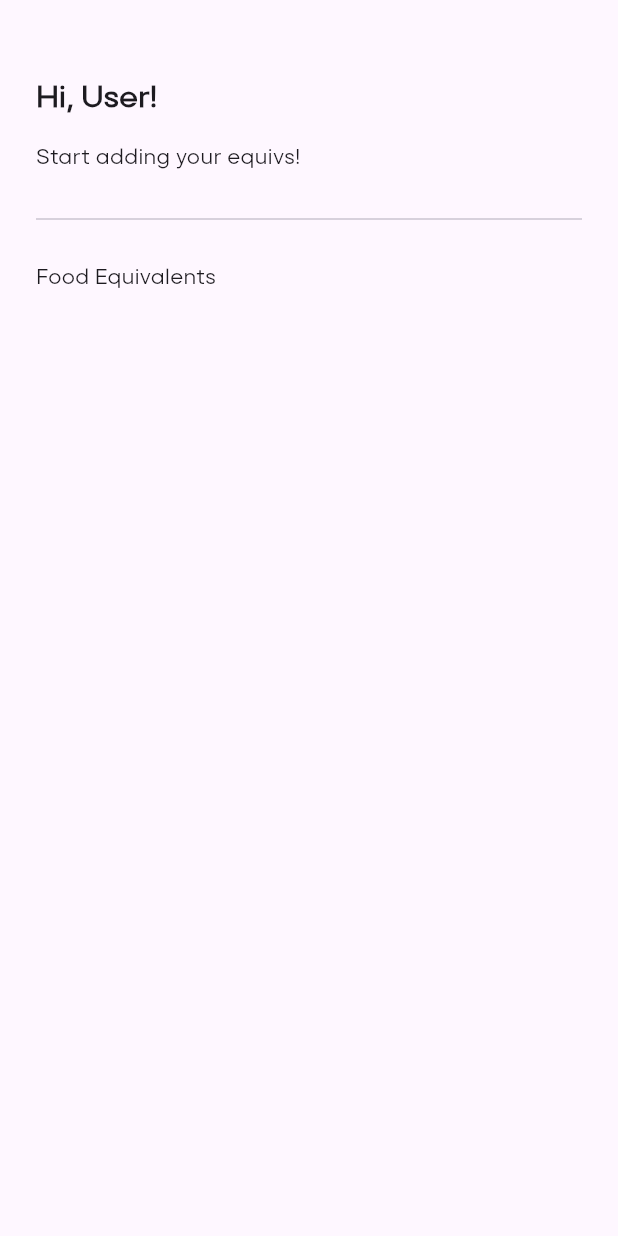
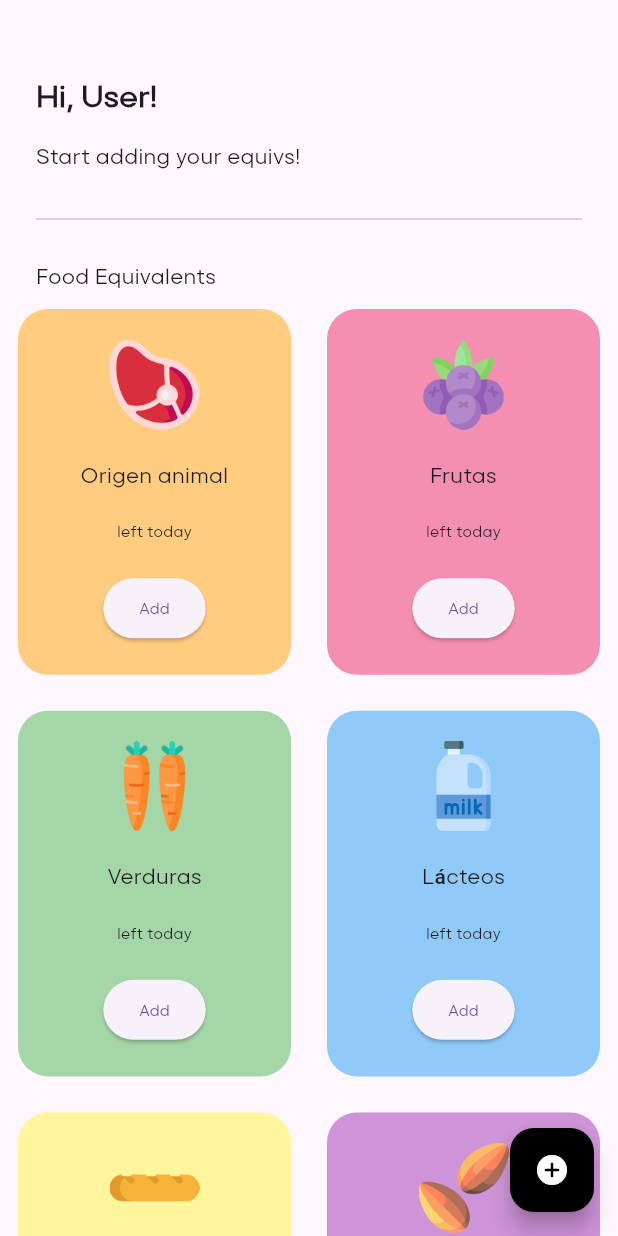
Before and after one commit to binivazqua/Willow, a Flutter app: the foodHome screen opened directly, on a phone screen of 412 x 824 dp. Run offline on Flutter 3.47's test engine with Material 3 defaults, Android fonts, the phone set to English and light mode, and no system bars; our stand-ins replace cloud_firestore, firebase_auth, firebase_core, flutter_rating_bar; missing offline and left inert: dart:ffi; accounts and stored records are empty.

Commit message:
equivalent UI done

```diff
--- /dev/null
+++ b/devtools_options.yaml
@@ -0,0 +1,3 @@
+description: This file stores settings for Dart & Flutter DevTools.
+documentation: https://docs.flutter.dev/tools/devtools/extensions#configure-extension-enablement-states
+extensions:
--- /dev/null
+++ b/lib/pages/foodlog/components/equivalentModel.dart
@@ -0,0 +1,51 @@
+import 'package:flutter/material.dart';
+
+class Equivalent extends ChangeNotifier {
+  // list of equivalents:
+  final List _equivalents = [
+    //['name', 'description', 'icon', 'color'],
+    [
+      "Origen animal",
+      "left today",
+      "lib/design/images/foodlog/carne.png",
+      Colors.orange[200]
+    ],
+
+    [
+      "Frutas",
+      "left today",
+      "lib/design/images/foodlog/acai.png",
+      Colors.pink[200]
+    ],
+
+    [
+      "Verduras",
+      "left today",
+      "lib/design/images/foodlog/zanahoria.png",
+      Colors.green[200]
+    ],
+
+    [
+      "Lácteos",
+      "left today",
+      "lib/design/images/foodlog/leche.png",
+      Colors.blue[200]
+    ],
+
+    [
+      "Cereales",
+      "left today",
+      "lib/design/images/foodlog/pan-de-molde.png",
+      Colors.yellow[200]
+    ],
+
+    [
+      "Grasas",
+      "left today",
+      "lib/design/images/foodlog/almendras-sin-igual.png",
+      Colors.purple[200]
+    ],
+  ];
+
+  get equivalents => _equivalents;
+}
--- a/lib/pages/foodlog/components/equivalentTile.dart
+++ b/lib/pages/foodlog/components/equivalentTile.dart
@@ -5,24 +5,56 @@ class EquivalentTile extends StatelessWidget {
   final String description;
   final String iconPath;
   final Color color;
-  const EquivalentTile(
-      {super.key,
+  void Function()? onP;
+  EquivalentTile({
+    super.key,
     required this.equivName,
     required this.description,
     required this.iconPath,
-      required this.color});
+    required this.color,
+    required this.onP,
+  });
 
   @override
   Widget build(BuildContext context) {
-    return Container(
+    return Padding(
+      //padding: const EdgeInsets.symmetric(vertical: 8, horizontal: 15),
+      padding: const EdgeInsets.all(12),
+
+      child: Container(
+        decoration: BoxDecoration(
+            color: color, borderRadius: BorderRadius.all(Radius.circular(20))),
         child: Column(
+          mainAxisAlignment: MainAxisAlignment.spaceEvenly,
           children: [
             // image
             Image(
               image: AssetImage(iconPath),
               height: 60,
+            ),
+
+            Text(
+              equivName,
+              style: TextStyle(fontWeight: FontWeight.w500),
+            ),
+
+            Text(
+              description,
+              style: TextStyle(
+                fontSize: 10,
+              ),
+            ),
+
+            ElevatedButton(
+              onPressed: onP,
+              child: Text(
+                'Add',
+                style: TextStyle(fontSize: 10),
+              ),
+              style: ButtonStyle(overlayColor: WidgetStatePropertyAll(color)),
             )
           ],
+        ),
       ),
     );
   }
--- a/lib/pages/foodlog/foodlogHome.dart
+++ b/lib/pages/foodlog/foodlogHome.dart
@@ -1,5 +1,8 @@
+import 'package:bejoy/pages/foodlog/components/equivalentModel.dart';
 import 'package:bejoy/pages/foodlog/components/equivalentTile.dart';
+import 'package:bejoy/pages/foodlog/mealPage.dart';
 import 'package:flutter/material.dart';
+import 'package:provider/provider.dart';
 
 class foodHome extends StatelessWidget {
   const foodHome({super.key});
@@ -7,6 +10,16 @@ class foodHome extends StatelessWidget {
   @override
   Widget build(BuildContext context) {
     return Scaffold(
+      floatingActionButton: FloatingActionButton(
+          backgroundColor: Colors.black,
+          child: Icon(
+            Icons.add_circle_rounded,
+            color: Colors.white,
+          ),
+          onPressed: () =>
+              Navigator.push(context, MaterialPageRoute(builder: (context) {
+                return mealPage();
+              }))),
       body: SafeArea(
         child: Column(
           crossAxisAlignment: CrossAxisAlignment.start,
@@ -34,16 +47,22 @@ class foodHome extends StatelessWidget {
               padding: const EdgeInsets.only(left: 24.0),
               child: Text('Food Equivalents'),
             ),
-            /*
-            Expanded(
-                child: GridView.builder(
-              gridDelegate: SliverGridDelegateWithFixedCrossAxisCount(
-                crossAxisCount: 2,
-              ),
-              itemBuilder: (context, index) {
-                return EquivalentTile();
+            Expanded(child: Consumer<Equivalent>(
+              builder: (context, value, child) {
+                return GridView.builder(
+                    itemCount: value.equivalents.length,
+                    gridDelegate: SliverGridDelegateWithFixedCrossAxisCount(
+                        crossAxisCount: 2, childAspectRatio: 1 / 1.3),
+                    itemBuilder: (context, index) {
+                      return EquivalentTile(
+                          onP: () {},
+                          equivName: value.equivalents[index][0],
+                          description: value.equivalents[index][1],
+                          iconPath: value.equivalents[index][2],
+                          color: value.equivalents[index][3]);
+                    });
               },
-            ))*/
+            ))
           ],
         ),
       ),
--- a/pubspec.yaml
+++ b/pubspec.yaml
@@ -13,6 +13,7 @@ dependencies:
   flutter:
     sdk: flutter
   flutter_rating_bar: ^4.0.1
+  provider:
 
 dev_dependencies:
   flutter_test:
@@ -40,3 +41,7 @@ flutter:
     - lib/design/images/foodlog/lista-de-quehaceres.png
     - lib/design/images/foodlog/zanahoria.png
     - lib/design/images/foodlog/almendras-sin-igual.png
+    - lib/design/images/foodlog/acai.png
+    - lib/design/images/foodlog/leche.png
+    - lib/design/images/foodlog/pan-de-molde.png
+    - lib/design/images/foodlog/carne.png
```
Also changed, not shown: lib/auth/authVerif.dart (+8 -10 lines), lib/pages/foodlog/mealPage.dart (added, +10 -0 lines), pubspec.lock. Lines whose indentation alone changed are shown as unchanged.
